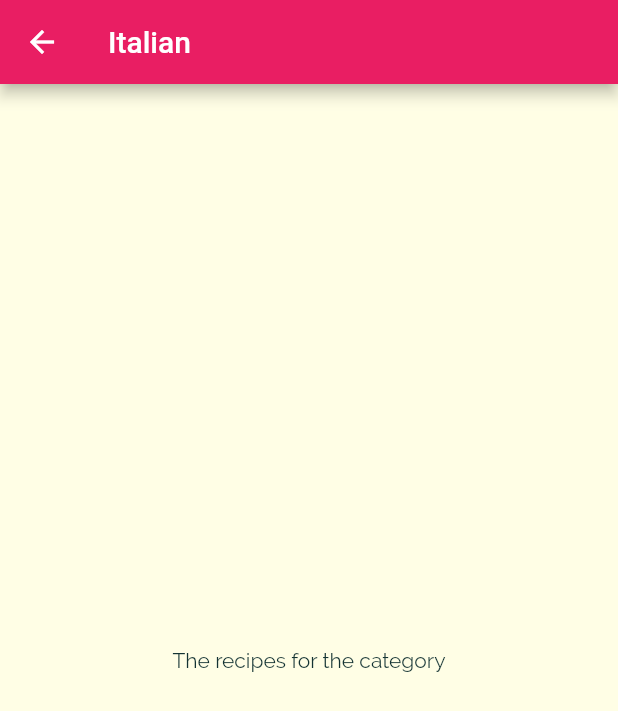
After one commit to trlong357/meals_app, a Flutter app: the screen it shows after launch, after a tap on "Italian", on a phone screen of 412 x 824 dp. The commit adds this screen. Shown: the top 711 px of the screen. Run offline on Flutter 3.47's test engine with Material 2 defaults, Android fonts, the phone set to English and light mode, and no system bars.

Commit message:
navigation to category meals

```diff
--- a/lib/categories_screen.dart
+++ b/lib/categories_screen.dart
@@ -21,7 +21,11 @@ class CategoriesScreen extends StatelessWidget {
           ),
           children: dummyCategories
               .map(
-                (data) => CategoryItem(data.title, data.color),
+                (data) => CategoryItem(
+                  data.id,
+                  data.title,
+                  data.color,
+                ),
               )
               .toList()),
     );
--- a/lib/category_item.dart
+++ b/lib/category_item.dart
@@ -1,13 +1,27 @@
 import 'package:flutter/material.dart';
+import 'package:meals_app/category_meals_screen.dart';
 
 class CategoryItem extends StatelessWidget {
-  const CategoryItem(this.title, this.color, {super.key});
+  const CategoryItem(this.id, this.title, this.color, {super.key});
+  final String id;
   final String title;
   final Color color;
 
+  void selectCategory(BuildContext context) {
+    Navigator.of(context).push(
+      MaterialPageRoute(
+        builder: (context) => CategoryMealsScreen(id, title),
+      ),
+    );
+  }
+
   @override
   Widget build(BuildContext context) {
-    return Container(
+    return InkWell(
+      onTap: () => selectCategory(context),
+      splashColor: Theme.of(context).primaryColor,
+      borderRadius: BorderRadius.circular(15),
+      child: Container(
         padding: const EdgeInsets.all(15),
         decoration: BoxDecoration(
           gradient: LinearGradient(
@@ -24,6 +38,7 @@ class CategoryItem extends StatelessWidget {
           title,
           style: Theme.of(context).textTheme.subtitle1,
         ),
+      ),
     );
   }
 }
--- /dev/null
+++ b/lib/category_meals_screen.dart
@@ -0,0 +1,24 @@
+import 'package:flutter/material.dart';
+
+class CategoryMealsScreen extends StatelessWidget {
+  const CategoryMealsScreen(
+    this.categoryId,
+    this.categoryTitle, {
+    Key? key,
+  }) : super(key: key);
+
+  final String categoryId;
+  final String categoryTitle;
+
+  @override
+  Widget build(BuildContext context) {
+    return Scaffold(
+      appBar: AppBar(
+        title: Text(categoryTitle),
+      ),
+      body: const Center(
+        child: Text("The recipes for the category"),
+      ),
+    );
+  }
+}
```
Lines whose indentation alone changed are shown as unchanged.
